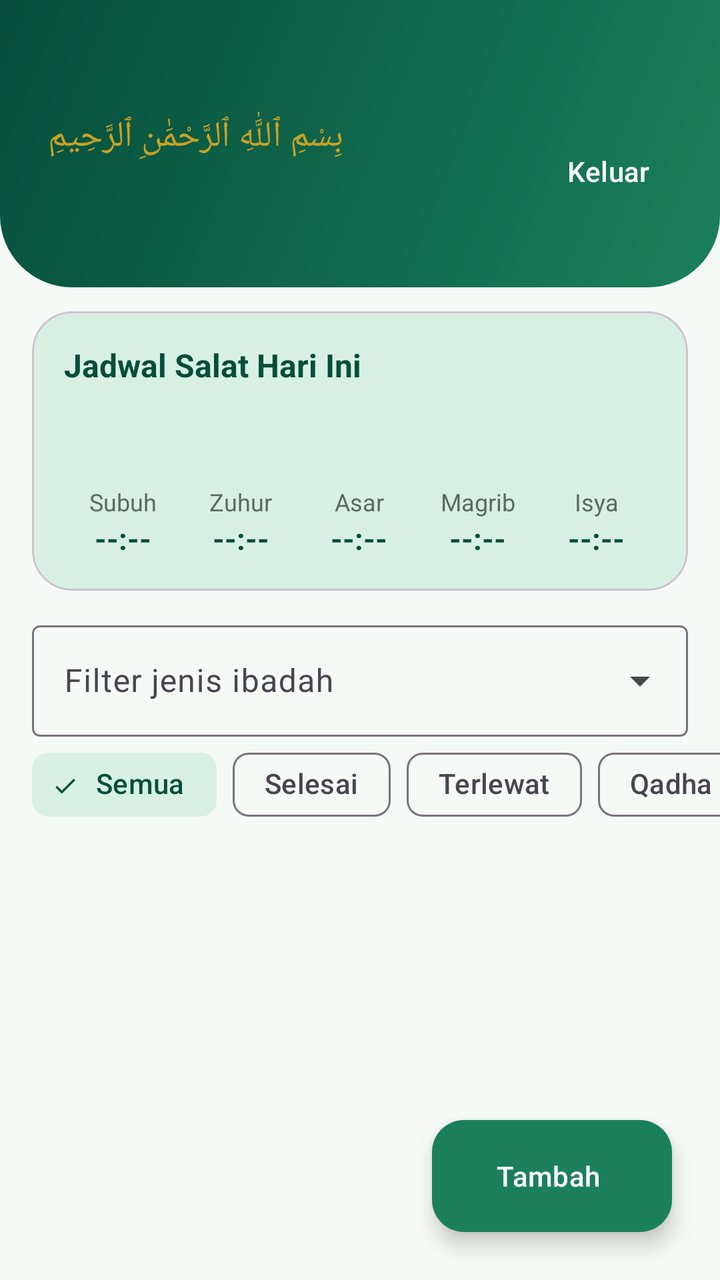
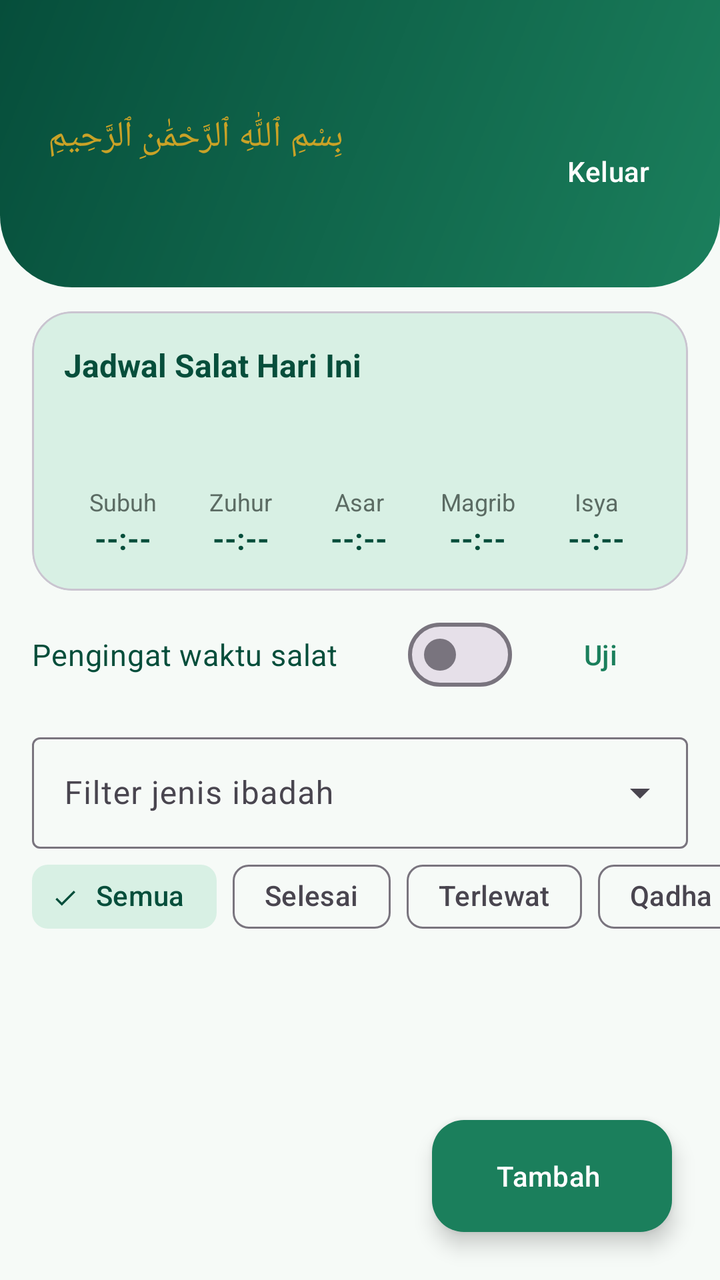

Before-and-after screenshots of an Android layout around one commit, followed by the original layout XML and the change that was made.
<!-- AndroidManifest.xml: application theme Theme.Hijrah -->
<!-- res/layout/activity_main.xml -->
<?xml version="1.0" encoding="utf-8"?>
<androidx.coordinatorlayout.widget.CoordinatorLayout
    xmlns:android="http://schemas.android.com/apk/res/android"
    xmlns:app="http://schemas.android.com/apk/res-auto"
    android:layout_width="match_parent"
    android:layout_height="match_parent"
    android:background="@color/cream">

    <LinearLayout
        android:layout_width="match_parent"
        android:layout_height="match_parent"
        android:orientation="vertical">

        <LinearLayout
            android:layout_width="match_parent"
            android:layout_height="wrap_content"
            android:background="@drawable/bg_header"
            android:gravity="center_vertical"
            android:orientation="horizontal"
            android:paddingStart="24dp"
            android:paddingTop="56dp"
            android:paddingEnd="12dp"
            android:paddingBottom="28dp">

            <LinearLayout
                android:layout_width="0dp"
                android:layout_height="wrap_content"
                android:layout_weight="1"
                android:orientation="vertical">

                <TextView
                    android:layout_width="wrap_content"
                    android:layout_height="wrap_content"
                    android:text="@string/bismillah"
                    android:textColor="@color/gold"
                    android:textSize="18sp" />

                <TextView
                    android:id="@+id/tvWelcome"
                    android:layout_width="wrap_content"
                    android:layout_height="wrap_content"
                    android:layout_marginTop="8dp"
                    android:textColor="@color/white"
                    android:textSize="20sp"
                    android:textStyle="bold" />
            </LinearLayout>

            <com.google.android.material.button.MaterialButton
                android:id="@+id/btnLogout"
                style="@style/Widget.Material3.Button.TextButton"
                android:layout_width="wrap_content"
                android:layout_height="wrap_content"
                android:text="@string/btn_logout"
                android:textColor="@color/white" />
        </LinearLayout>

        <include
            android:id="@+id/prayerCard"
            layout="@layout/view_prayer_card" />

        <com.google.android.material.textfield.TextInputLayout
            style="@style/Widget.Material3.TextInputLayout.OutlinedBox.ExposedDropdownMenu"
            android:layout_width="match_parent"
            android:layout_height="wrap_content"
            android:layout_marginHorizontal="16dp"
            android:layout_marginTop="12dp"
            android:hint="@string/filter_jenis_hint">

            <com.google.android.material.textfield.MaterialAutoCompleteTextView
                android:id="@+id/actFilterJenis"
                android:layout_width="match_parent"
                android:layout_height="wrap_content"
                android:inputType="none" />
        </com.google.android.material.textfield.TextInputLayout>

        <HorizontalScrollView
            android:layout_width="match_parent"
            android:layout_height="wrap_content"
            android:clipToPadding="false"
            android:paddingHorizontal="16dp"
            android:scrollbars="none">

            <com.google.android.material.chip.ChipGroup
                android:id="@+id/chipGroupStatus"
                android:layout_width="wrap_content"
                android:layout_height="wrap_content"
                app:selectionRequired="true"
                app:singleLine="true"
                app:singleSelection="true">

                <com.google.android.material.chip.Chip
                    android:id="@+id/chipAll"
                    style="@style/Widget.Material3.Chip.Filter"
                    android:layout_width="wrap_content"
                    android:layout_height="wrap_content"
                    android:checked="true"
                    android:text="@string/filter_all" />

                <com.google.android.material.chip.Chip
                    android:id="@+id/chipSelesai"
                    style="@style/Widget.Material3.Chip.Filter"
                    android:layout_width="wrap_content"
                    android:layout_height="wrap_content"
                    android:text="@string/status_selesai" />

                <com.google.android.material.chip.Chip
                    android:id="@+id/chipTerlewat"
                    style="@style/Widget.Material3.Chip.Filter"
                    android:layout_width="wrap_content"
                    android:layout_height="wrap_content"
                    android:text="@string/status_terlewat" />

                <com.google.android.material.chip.Chip
                    android:id="@+id/chipQadha"
                    style="@style/Widget.Material3.Chip.Filter"
                    android:layout_width="wrap_content"
                    android:layout_height="wrap_content"
                    android:text="@string/status_qadha" />
            </com.google.android.material.chip.ChipGroup>
        </HorizontalScrollView>

        <FrameLayout
            android:layout_width="match_parent"
            android:layout_height="0dp"
            android:layout_weight="1">

            <androidx.recyclerview.widget.RecyclerView
                android:id="@+id/rvIbadah"
                android:layout_width="match_parent"
                android:layout_height="match_parent"
                android:clipToPadding="false"
                android:paddingTop="8dp"
                android:paddingBottom="96dp" />

            <TextView
                android:id="@+id/tvEmpty"
                android:layout_width="match_parent"
                android:layout_height="wrap_content"
                android:layout_gravity="center"
                android:gravity="center"
                android:padding="32dp"
                android:textColor="@color/text_muted"
                android:textSize="16sp"
                android:visibility="gone" />

            <ProgressBar
                android:id="@+id/progress"
                android:layout_width="wrap_content"
                android:layout_height="wrap_content"
                android:layout_gravity="center"
                android:indeterminateTint="@color/green_primary" />
        </FrameLayout>
    </LinearLayout>

    <com.google.android.material.floatingactionbutton.ExtendedFloatingActionButton
        android:id="@+id/fabAdd"
        android:layout_width="wrap_content"
        android:layout_height="wrap_content"
        android:layout_gravity="bottom|end"
        android:layout_margin="24dp"
        android:text="@string/btn_add"
        android:textColor="@color/white"
        app:backgroundTint="@color/green_primary" />
</androidx.coordinatorlayout.widget.CoordinatorLayout>
<!-- res/layout/view_prayer_card.xml (included above) -->
<?xml version="1.0" encoding="utf-8"?>
<com.google.android.material.card.MaterialCardView
    xmlns:android="http://schemas.android.com/apk/res/android"
    xmlns:app="http://schemas.android.com/apk/res-auto"
    android:layout_width="match_parent"
    android:layout_height="wrap_content"
    android:layout_marginHorizontal="16dp"
    android:layout_marginTop="12dp"
    app:cardBackgroundColor="@color/green_container"
    app:cardCornerRadius="20dp"
    app:cardElevation="0dp">

    <LinearLayout
        android:layout_width="match_parent"
        android:layout_height="wrap_content"
        android:orientation="vertical"
        android:padding="16dp">

        <LinearLayout
            android:layout_width="match_parent"
            android:layout_height="wrap_content"
            android:gravity="center_vertical"
            android:orientation="horizontal">

            <TextView
                android:layout_width="0dp"
                android:layout_height="wrap_content"
                android:layout_weight="1"
                android:text="@string/prayer_title"
                android:textColor="@color/green_dark"
                android:textSize="16sp"
                android:textStyle="bold" />

            <ProgressBar
                android:id="@+id/progressPrayer"
                android:layout_width="20dp"
                android:layout_height="20dp"
                android:indeterminateTint="@color/green_primary" />
        </LinearLayout>

        <TextView
            android:id="@+id/tvPrayerDate"
            android:layout_width="wrap_content"
            android:layout_height="wrap_content"
            android:layout_marginTop="2dp"
            android:textColor="@color/text_muted"
            android:textSize="13sp" />

        <TextView
            android:id="@+id/tvHijri"
            android:layout_width="wrap_content"
            android:layout_height="wrap_content"
            android:textColor="@color/text_muted"
            android:textSize="13sp" />

        <TextView
            android:id="@+id/tvPrayerError"
            android:layout_width="wrap_content"
            android:layout_height="wrap_content"
            android:layout_marginTop="8dp"
            android:text="@string/err_prayer"
            android:textColor="@color/error_red"
            android:textSize="14sp"
            android:visibility="gone" />

        <com.google.android.material.button.MaterialButton
            android:id="@+id/btnRetry"
            style="@style/Widget.Material3.Button.TextButton"
            android:layout_width="wrap_content"
            android:layout_height="wrap_content"
            android:text="@string/btn_retry"
            android:textColor="@color/green_primary"
            android:visibility="gone" />

        <LinearLayout
            android:layout_width="match_parent"
            android:layout_height="wrap_content"
            android:layout_marginTop="12dp"
            android:orientation="horizontal">

            <LinearLayout
                android:layout_width="0dp"
                android:layout_height="wrap_content"
                android:layout_weight="1"
                android:gravity="center_horizontal"
                android:orientation="vertical">

                <TextView
                    android:layout_width="wrap_content"
                    android:layout_height="wrap_content"
                    android:text="@string/prayer_subuh"
                    android:textColor="@color/text_muted"
                    android:textSize="12sp" />

                <TextView
                    android:id="@+id/tvSubuh"
                    android:layout_width="wrap_content"
                    android:layout_height="wrap_content"
                    android:text="@string/time_placeholder"
                    android:textColor="@color/green_dark"
                    android:textSize="15sp"
                    android:textStyle="bold" />
            </LinearLayout>

            <LinearLayout
                android:layout_width="0dp"
                android:layout_height="wrap_content"
                android:layout_weight="1"
                android:gravity="center_horizontal"
                android:orientation="vertical">

                <TextView
                    android:layout_width="wrap_content"
                    android:layout_height="wrap_content"
                    android:text="@string/prayer_zuhur"
                    android:textColor="@color/text_muted"
                    android:textSize="12sp" />

                <TextView
                    android:id="@+id/tvZuhur"
                    android:layout_width="wrap_content"
                    android:layout_height="wrap_content"
                    android:text="@string/time_placeholder"
                    android:textColor="@color/green_dark"
                    android:textSize="15sp"
                    android:textStyle="bold" />
            </LinearLayout>

            <LinearLayout
                android:layout_width="0dp"
                android:layout_height="wrap_content"
                android:layout_weight="1"
                android:gravity="center_horizontal"
                android:orientation="vertical">

                <TextView
                    android:layout_width="wrap_content"
                    android:layout_height="wrap_content"
                    android:text="@string/prayer_asar"
                    android:textColor="@color/text_muted"
                    android:textSize="12sp" />

                <TextView
                    android:id="@+id/tvAsar"
                    android:layout_width="wrap_content"
                    android:layout_height="wrap_content"
                    android:text="@string/time_placeholder"
                    android:textColor="@color/green_dark"
                    android:textSize="15sp"
                    android:textStyle="bold" />
            </LinearLayout>

            <LinearLayout
                android:layout_width="0dp"
                android:layout_height="wrap_content"
                android:layout_weight="1"
                android:gravity="center_horizontal"
                android:orientation="vertical">

                <TextView
                    android:layout_width="wrap_content"
                    android:layout_height="wrap_content"
                    android:text="@string/prayer_magrib"
                    android:textColor="@color/text_muted"
                    android:textSize="12sp" />

                <TextView
                    android:id="@+id/tvMagrib"
                    android:layout_width="wrap_content"
                    android:layout_height="wrap_content"
                    android:text="@string/time_placeholder"
                    android:textColor="@color/green_dark"
                    android:textSize="15sp"
                    android:textStyle="bold" />
            </LinearLayout>

            <LinearLayout
                android:layout_width="0dp"
                android:layout_height="wrap_content"
                android:layout_weight="1"
                android:gravity="center_horizontal"
                android:orientation="vertical">

                <TextView
                    android:layout_width="wrap_content"
                    android:layout_height="wrap_content"
                    android:text="@string/prayer_isya"
                    android:textColor="@color/text_muted"
                    android:textSize="12sp" />

                <TextView
                    android:id="@+id/tvIsya"
                    android:layout_width="wrap_content"
                    android:layout_height="wrap_content"
                    android:text="@string/time_placeholder"
                    android:textColor="@color/green_dark"
                    android:textSize="15sp"
                    android:textStyle="bold" />
            </LinearLayout>
        </LinearLayout>
    </LinearLayout>
</com.google.android.material.card.MaterialCardView>
<!-- resources referenced by this layout -->
<resources>
  <color name="cream">#F6FAF7</color>
  <color name="error_red">#B3261E</color>
  <color name="gold">#C9A227</color>
  <color name="green_container">#D8F0E4</color>
  <color name="green_dark">#064E3B</color>
  <color name="green_primary">#1B7F5C</color>
  <color name="text_muted">#5B6B63</color>
  <color name="white">#FFFFFFFF</color>
  <!-- drawable bg_header (drawable) -->
  <?xml version="1.0" encoding="utf-8"?>
  <shape xmlns:android="http://schemas.android.com/apk/res/android"
      android:shape="rectangle">
      <gradient
          android:angle="315"
          android:startColor="@color/green_dark"
          android:endColor="@color/green_primary" />
      <corners
          android:bottomLeftRadius="36dp"
          android:bottomRightRadius="36dp" />
  </shape>
  <string name="bismillah">بِسْمِ ٱللَّٰهِ ٱلرَّحْمَٰنِ ٱلرَّحِيمِ</string>
  <string name="btn_add">Tambah</string>
  <string name="btn_logout">Keluar</string>
  <string name="btn_retry">Coba lagi</string>
  <string name="err_prayer">Gagal memuat jadwal salat. Periksa koneksi internet</string>
  <string name="filter_all">Semua</string>
  <string name="filter_jenis_hint">Filter jenis ibadah</string>
  <string name="prayer_asar">Asar</string>
  <string name="prayer_isya">Isya</string>
  <string name="prayer_magrib">Magrib</string>
  <string name="prayer_subuh">Subuh</string>
  <string name="prayer_title">Jadwal Salat Hari Ini</string>
  <string name="prayer_zuhur">Zuhur</string>
  <string name="status_qadha">Qadha</string>
  <string name="status_selesai">Selesai</string>
  <string name="status_terlewat">Terlewat</string>
  <string name="time_placeholder">--:--</string>
  <style name="Theme.Hijrah" parent="Theme.Material3.Light.NoActionBar">
          <item name="colorPrimary">@color/green_primary</item>
          <item name="colorOnPrimary">@color/white</item>
          <item name="colorPrimaryContainer">@color/green_container</item>
          <item name="colorOnPrimaryContainer">@color/green_dark</item>
          <item name="colorSecondary">@color/gold</item>
          <item name="colorOnSecondary">@color/white</item>
          <item name="android:colorBackground">@color/cream</item>
          <item name="colorSurface">@color/cream</item>
          <item name="colorOnSurface">@color/text_dark</item>
          
          <item name="android:windowLightStatusBar">false</item>
          <item name="colorSecondaryContainer">@color/green_container</item>
          <item name="colorOnSecondaryContainer">@color/green_dark</item>
      </style>
  <color name="text_dark">#1B2B24</color>
</resources>

<!-- the commit's change to res/layout/activity_main.xml (unified diff, before → after) -->
@@ -57,6 +57,10 @@
         <include
             android:id="@+id/prayerCard"
             layout="@layout/view_prayer_card" />
+        <include
+            android:id="@+id/reminderRow"
+            layout="@layout/view_reminder_row" />
+
 
         <com.google.android.material.textfield.TextInputLayout
             style="@style/Widget.Material3.TextInputLayout.OutlinedBox.ExposedDropdownMenu"
@@ -365,3 +369,30 @@
         </LinearLayout>
     </LinearLayout>
 </com.google.android.material.card.MaterialCardView>
+<!-- res/layout/view_reminder_row.xml (included above) -->
+<?xml version="1.0" encoding="utf-8"?>
+<LinearLayout xmlns:android="http://schemas.android.com/apk/res/android"
+    android:layout_width="match_parent"
+    android:layout_height="wrap_content"
+    android:layout_marginHorizontal="16dp"
+    android:layout_marginTop="8dp"
+    android:gravity="center_vertical"
+    android:orientation="horizontal">
+
+    <com.google.android.material.materialswitch.MaterialSwitch
+        android:id="@+id/switchReminder"
+        android:layout_width="0dp"
+        android:layout_height="wrap_content"
+        android:layout_weight="1"
+        android:text="@string/reminder_label"
+        android:textColor="@color/green_dark"
+        android:textSize="15sp" />
+
+    <com.google.android.material.button.MaterialButton
+        android:id="@+id/btnTestReminder"
+        style="@style/Widget.Material3.Button.TextButton"
+        android:layout_width="wrap_content"
+        android:layout_height="wrap_content"
+        android:text="@string/btn_test_reminder"
+        android:textColor="@color/green_primary" />
+</LinearLayout>
<!-- resource entries referenced after the edit -->
@@ -24,6 +24,7 @@
   <string name="btn_add">Tambah</string>
   <string name="btn_logout">Keluar</string>
   <string name="btn_retry">Coba lagi</string>
+  <string name="btn_test_reminder">Uji</string>
   <string name="err_prayer">Gagal memuat jadwal salat. Periksa koneksi internet</string>
   <string name="filter_all">Semua</string>
   <string name="filter_jenis_hint">Filter jenis ibadah</string>
@@ -33,6 +34,7 @@
   <string name="prayer_subuh">Subuh</string>
   <string name="prayer_title">Jadwal Salat Hari Ini</string>
   <string name="prayer_zuhur">Zuhur</string>
+  <string name="reminder_label">Pengingat waktu salat</string>
   <string name="status_qadha">Qadha</string>
   <string name="status_selesai">Selesai</string>
   <string name="status_terlewat">Terlewat</string>
